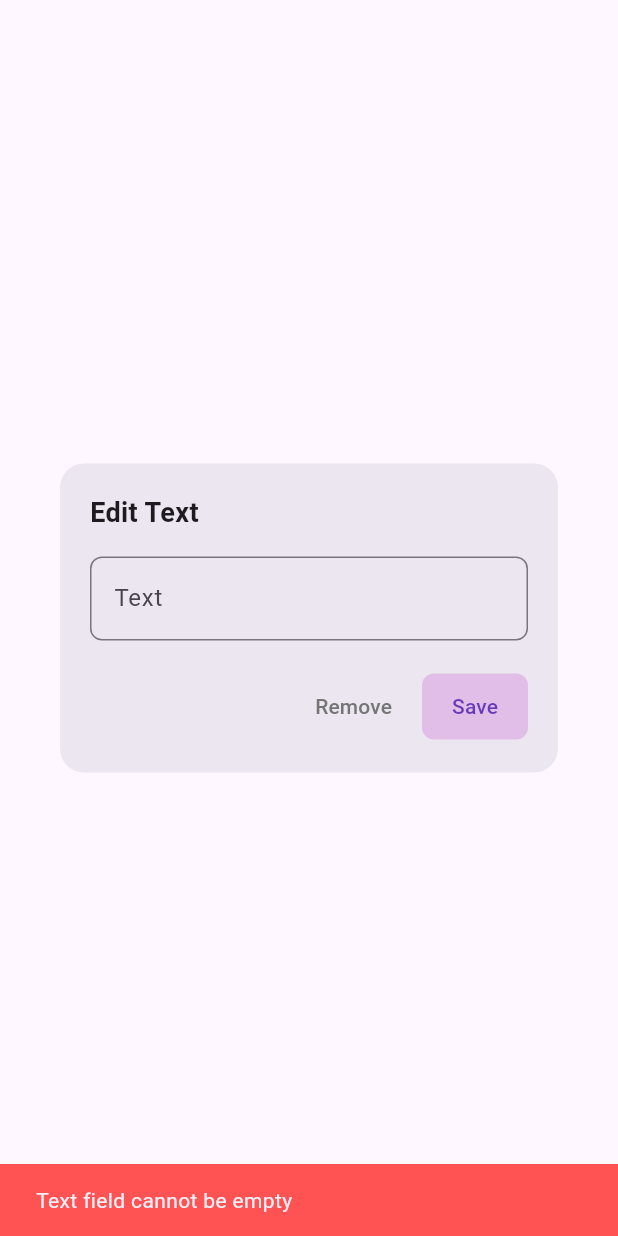
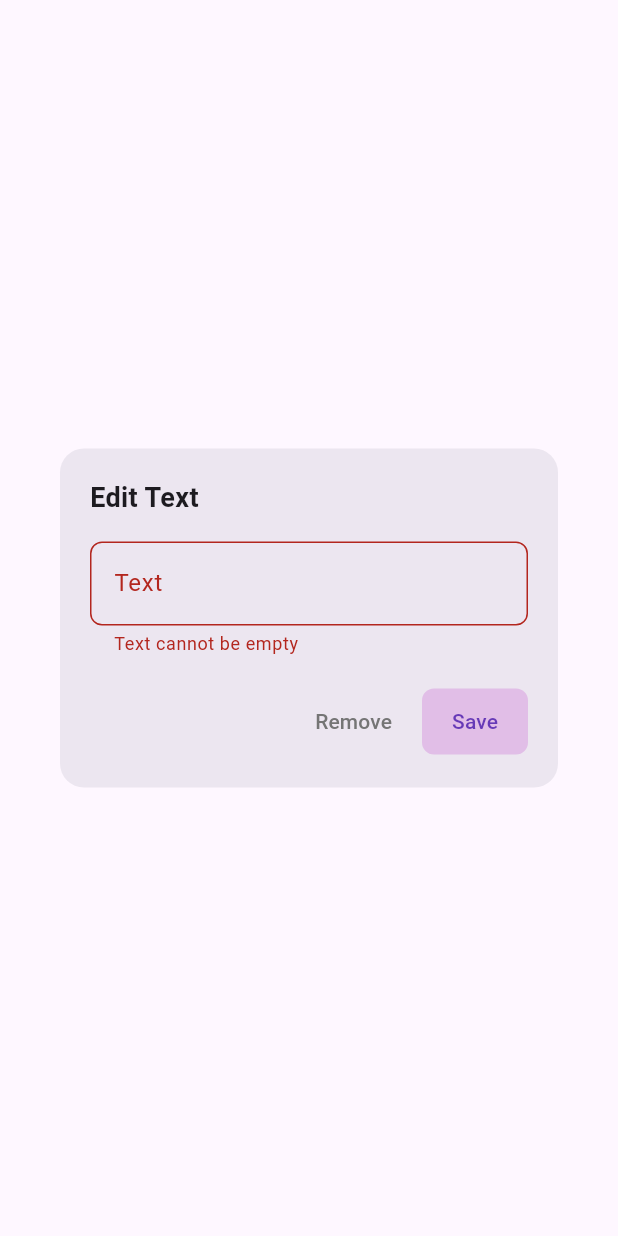
Before and after one commit to may-tas/TextEditingApp, a Flutter app: the EditTextDialog widget shown alone on an empty page, opened directly with empty values, after a tap on "Save", on a phone screen of 412 x 824 dp. Run offline on Flutter 3.47's test engine with Material 3 defaults, Android fonts, the phone set to English and light mode, and no system bars; our stand-ins replace flutter_bloc.

Commit message:
Refactor: Improve text editing validation and structure in EditTextDialog

```diff
--- a/lib/ui/widgets/editable_text_widget.dart
+++ b/lib/ui/widgets/editable_text_widget.dart
@@ -23,7 +23,7 @@ class EditableTextWidget extends StatelessWidget {
           builder: (context) => EditTextDialog(initialText: textItem.text),
         );
 
-        if(!context.mounted) return;
+        if (!context.mounted) return;
         if (result == '_delete_') {
           context.read<CanvasCubit>().deleteText(index);
         } else if (result != null) {
@@ -51,6 +51,7 @@ class EditTextDialog extends StatelessWidget {
 
   @override
   Widget build(BuildContext context) {
+    final GlobalKey<FormState> formKey = GlobalKey<FormState>();
     final controller = TextEditingController(text: initialText);
 
     return Dialog(
@@ -71,8 +72,13 @@ class EditTextDialog extends StatelessWidget {
               ),
             ),
             const SizedBox(height: 16),
-            TextField(
+            Form(
+              key: formKey,
+              child: TextFormField(
                 controller: controller,
+                validator: (value) => (value == null || value.trim().isEmpty)
+                    ? 'Text cannot be empty'
+                    : null,
                 decoration: InputDecoration(
                   labelText: 'Text',
                   border: OutlineInputBorder(
@@ -80,7 +86,9 @@ class EditTextDialog extends StatelessWidget {
                   ),
                   focusedBorder: OutlineInputBorder(
                     borderRadius: BorderRadius.circular(8),
-                  borderSide: const BorderSide(color: Colors.purple, width: 2),
+                    borderSide:
+                        const BorderSide(color: Colors.purple, width: 2),
+                  ),
                 ),
               ),
             ),
@@ -101,14 +109,7 @@ class EditTextDialog extends StatelessWidget {
                     final trimmedText = controller.text.trim();
 
                     if (trimmedText.isEmpty) {
-                      ScaffoldMessenger.of(context).showSnackBar(
-                        const SnackBar(
-                          content: Text('Text field cannot be empty'),
-                          backgroundColor: Colors.redAccent,
-                          behavior: SnackBarBehavior.fixed,
-                          duration: Duration(seconds: 2),
-                        ),
-                      );
+                      formKey.currentState?.validate();
                     } else {
                       Navigator.pop(context, trimmedText);
                     }
```
Lines whose indentation alone changed are shown as unchanged.
